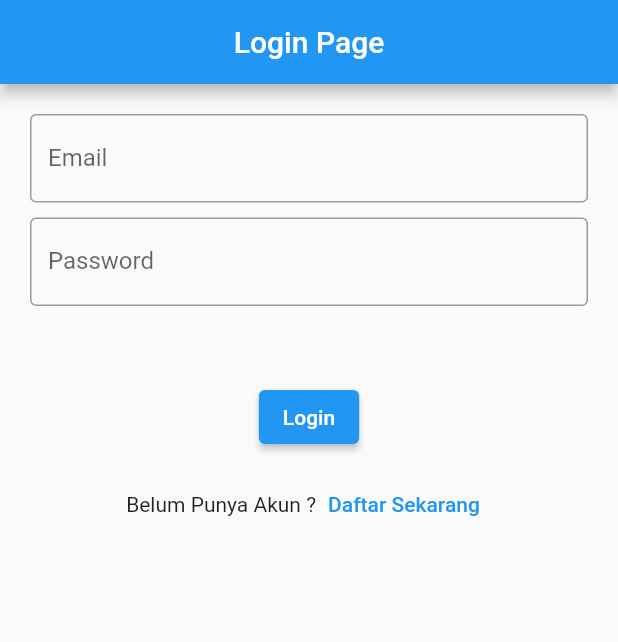
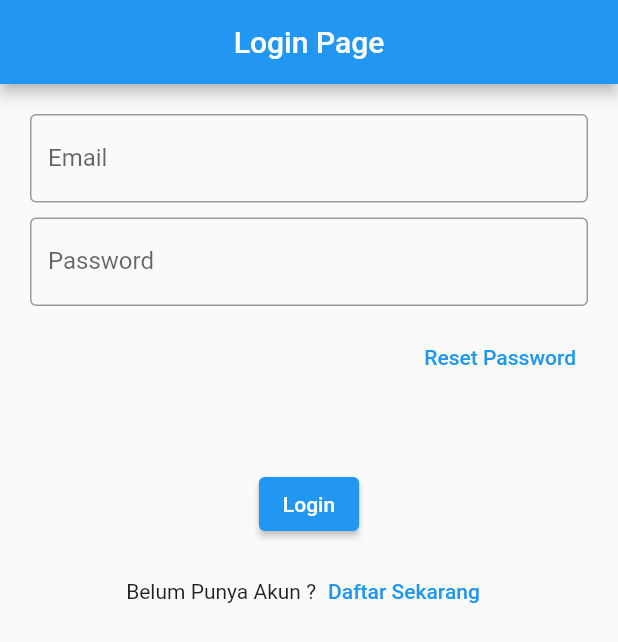
Before and after one commit to KYKY62/flutterfirebase_117.github.io, a Flutter app: the screen it shows after launch, on a phone screen of 412 x 824 dp. Shown: the top 642 px of the screen. Run offline on Flutter 3.47's test engine with Material 2 defaults, Android fonts, the phone set to English and light mode, and no system bars; our stand-ins replace firebase_auth, firebase_core, get; accounts and stored records are empty.

Commit message:
Initial ketiga

```diff
--- a/lib/pages/login_page.dart
+++ b/lib/pages/login_page.dart
@@ -32,6 +32,14 @@ class LoginPage extends GetView<LoginController> {
                   decoration: InputDecoration(
                       label: Text("Password"), border: OutlineInputBorder()),
                 ),
+                SizedBox(height: 10),
+                Align(
+                  alignment: Alignment.centerRight,
+                  child: TextButton(
+                    onPressed: () => Get.toNamed(RouteNamed.reset),
+                    child: Text("Reset Password"),
+                  ),
+                ),
                 SizedBox(height: 50),
                 ElevatedButton(
                     onPressed: () => AuthC.login(
--- a/lib/routes/route.dart
+++ b/lib/routes/route.dart
@@ -1,5 +1,6 @@
 import 'package:flutter_application_1/pages/home_page.dart';
 import 'package:flutter_application_1/pages/login_page.dart';
+import 'package:flutter_application_1/pages/resep_pass_page.dart';
 import 'package:flutter_application_1/pages/signup.dart';
 import 'package:flutter_application_1/routes/binding.dart';
 import 'package:get/get.dart';
@@ -19,5 +20,10 @@ class AppPages {
       page: () => SignupPage(),
       binding: SignUpBinding(),
     ),
+    GetPage(
+      name: RouteNamed.reset,
+      page: () => ResetPage(),
+      binding: ResetPassBinding(),
+    ),
   ];
 }
--- a/lib/routes/route_name.dart
+++ b/lib/routes/route_name.dart
@@ -2,4 +2,5 @@ class RouteNamed {
   static const home = '/';
   static const login = '/login';
   static const signup = '/signup';
+  static const reset = '/reset';
 }
```
Also changed, not shown: lib/controllers/auth_control.dart (+27 -0 lines), lib/controllers/resetpass_control.dart (added, +12 -0 lines), lib/pages/resep_pass_page.dart (added, +46 -0 lines), lib/routes/binding.dart (+11 -1 lines).
